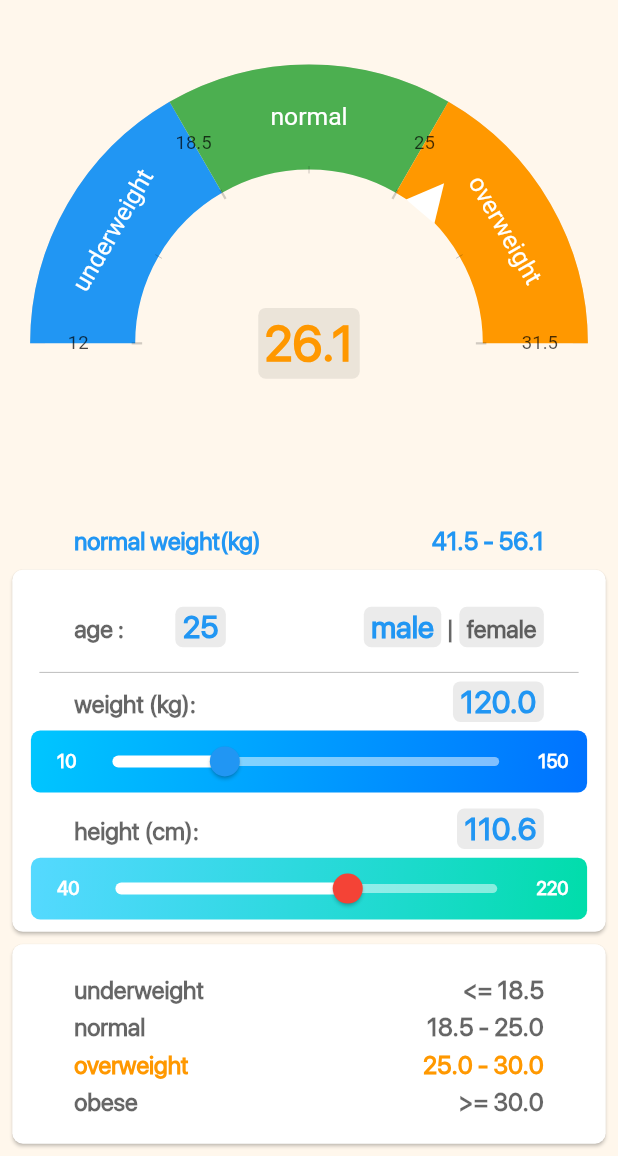
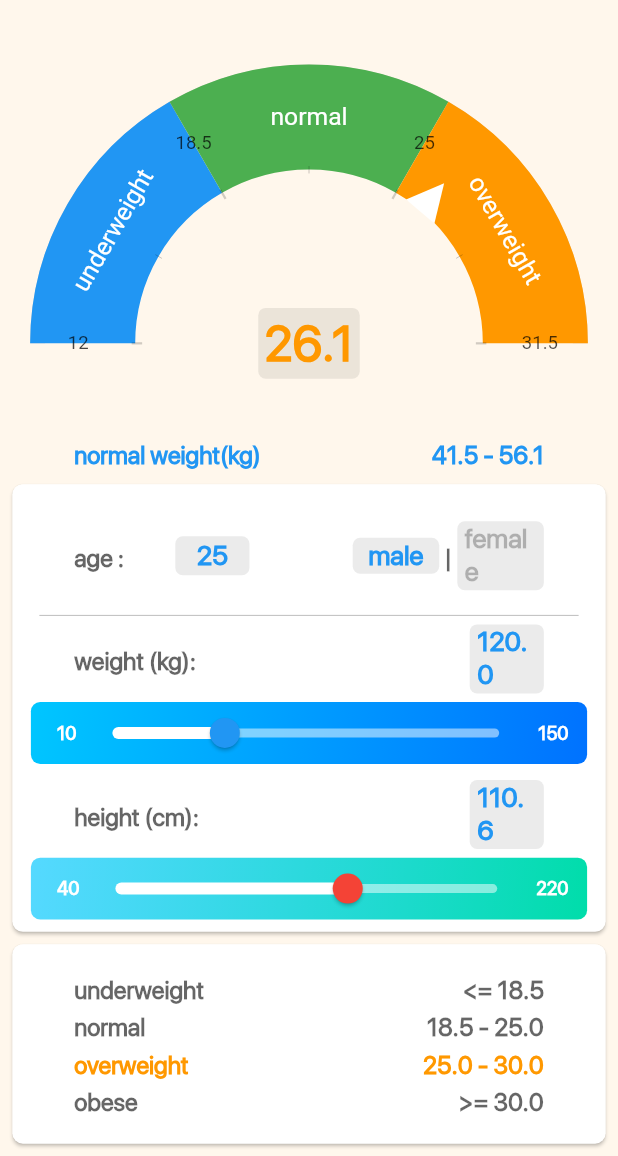
Before and after one commit to samad-nkarimi/BMI_flutter_app, a Flutter app: the screen it shows after launch, on a phone screen of 412 x 824 dp, the part 80-1236 px from its top. Run offline on Flutter 3.47's test engine with Material 2 defaults, Android fonts, the phone set to English and light mode, and no system bars; drawn by our look-alikes of syncfusion_flutter_gauges; our stand-ins replace bloc, equatable, flutter_bloc, flutter_svg, numberpicker, share; missing offline and left inert: flutter_email_sender, store_redirect.

Commit message:
change in background size of selectable items, responsive size moved to SizeConfig

```diff
--- a/lib/main.dart
+++ b/lib/main.dart
@@ -39,6 +39,7 @@
                     AppTheme.lang = lang;
                     return MaterialApp(
                       theme: AppTheme.lightTheme(),
+
                       debugShowCheckedModeBanner: false,
                       locale: state.locale,
                       //localization
@@ -55,11 +56,13 @@
 
                       home: AnnotatedRegion<SystemUiOverlayStyle>(
                         value: SystemUiOverlayStyle(
-                          statusBarColor: Colors.transparent,
 
-                          // systemNavigationBarColor: Color(0xff75C28C),
-                          systemNavigationBarDividerColor: Colors.transparent,
-                          systemNavigationBarIconBrightness: Brightness.light,
+                          statusBarColor: Colors.blue,
+
+                          systemNavigationBarColor: Colors.blue,
+                          //
+                          // systemNavigationBarDividerColor: Colors.transparent,
+                          // systemNavigationBarIconBrightness: Brightness.light,
                         ),
                         child: MBIHome(),
                       ),
--- a/lib/screens/home_screen.dart
+++ b/lib/screens/home_screen.dart
@@ -3,7 +3,6 @@
 import 'package:BMI/utils/app_localizations.dart';
 import 'package:BMI/utils/language_entity.dart';
 import 'package:BMI/utils/languages.dart';
-import 'package:BMI/utils/styling.dart';
 import 'package:BMI/utils/translation_constants.dart';
 import 'package:flutter/cupertino.dart';
 import 'package:flutter/material.dart';
@@ -37,7 +36,8 @@
   int _currentAgeValue = 20;
   double _horizPaddingFactorTextForMobile = 5.0;
   double _horizPaddingFactorTextForTablet = 5.0;
-
+  double _mobileSelectableItemsBackgroundWidth = 12.0;
+  double _tabletSelectableItemsBackgroundWidth = 18.0;
 
   // NumberPicker decimalNumberPicker;
   List<String> _weightCategories = [];
@@ -53,38 +53,22 @@
   //   ];
   // }
 
-  double resHeight(mobileRes, tabletRes) {
-    return (SizeConfig.isMobilePortrait ? mobileRes : tabletRes) * SizeConfig.heightMultiplier;
-  }
-
-  double resWidth(mobileRes, tabletRes) {
-    return (SizeConfig.isMobilePortrait ? mobileRes : tabletRes) * SizeConfig.widthMultiplier;
-  }
-
-  double resText(mobileRes, tabletRes) {
-    return (SizeConfig.isMobilePortrait ? mobileRes : tabletRes) * SizeConfig.textMultiplier;
-  }
-
   @override
   Widget build(BuildContext context) {
     var testTheme = Theme.of(context).textTheme.subtitle1.color;
     print("$testTheme tttttttttttttttttttttttt");
-    return BlocBuilder<LanguageBloc,LanguageState>(
-      builder:(context,languageState){
-        var lang="en";
-        if(languageState is LanguageLoaded)
-           lang = languageState.locale.languageCode;
-        return  SafeArea(
-
-
-
+    return BlocBuilder<LanguageBloc, LanguageState>(
+      builder: (context, languageState) {
+        var lang = "en";
+        if (languageState is LanguageLoaded) lang = languageState.locale.languageCode;
+        return SafeArea(
           child: Container(
             child: Scaffold(
               drawer: MbiDrawer(),
               appBar: PreferredSize(
-              preferredSize: Size(double.infinity, resHeight(8.0, 10.0)),
+                preferredSize: Size(double.infinity, SizeConfig.resHeight(8.0, 10.0)),
                 child: Padding(
-                padding: EdgeInsets.symmetric(horizontal: resWidth(3.0, 3.0)),
+                  padding: EdgeInsets.symmetric(horizontal: SizeConfig.resWidth(3.0, 3.0)),
                   child: Row(
                     mainAxisAlignment: MainAxisAlignment.spaceBetween,
                     crossAxisAlignment: CrossAxisAlignment.center,
@@ -95,14 +79,14 @@
                           // margin: const EdgeInsets.all(10.0),
                           alignment: Alignment.center,
                           child: Container(
-                          width: resWidth(12.0, 8.0),
-                          height: resWidth(12.0, 8.0),
+                            width: SizeConfig.resWidth(12.0, 8.0),
+                            height: SizeConfig.resWidth(12.0, 8.0),
                             child: IconButton(
                               // iconSize: 10 * SizeConfig.heightMultiplier,
                               icon: Transform(
                                 alignment: Alignment.center,
                                 child: SvgPicture.asset("assets/images/menu_icon.svg"),
-                              transform: lang == 'fa' ? Matrix4.rotationY(math.pi): Matrix4.rotationY(0) ,
+                                transform: lang == 'fa' ? Matrix4.rotationY(math.pi) : Matrix4.rotationY(0),
                               ),
                               onPressed: () => Scaffold.of(context).openDrawer(),
                             ),
@@ -126,8 +110,8 @@
                                       Text(e.value),
                                       Image.asset(
                                         e.flag,
-                                      height: resHeight(4.0, 4.0),
-                                      width: resHeight(4.0, 4.0),
+                                        height: SizeConfig.resHeight(4.0, 4.0),
+                                        width: SizeConfig.resHeight(4.0, 4.0),
                                       )
                                     ],
                                   ),
@@ -137,15 +121,14 @@
                           underline: SizedBox(),
                           icon: Image.asset(
                             lang == 'en' ? "assets/images/flag_english.png" : "assets/images/flag_persian.png",
-                          width: resHeight(5.0, 5.0),
-                          height: resHeight(5.0, 5.0),
+                            width: SizeConfig.resHeight(5.0, 5.0),
+                            height: SizeConfig.resHeight(5.0, 5.0),
                           ),
                           onChanged: (index) {
                             // index is LanguageEntity
                             BlocProvider.of<LanguageBloc>(context).add(
                               ToggleLanguageEvent(index),
                             );
-
                           },
                         ),
                       ),
@@ -159,8 +142,8 @@
                   Container(
                     // color: Colors.white,
                     width: double.maxFinite,
-                  padding: EdgeInsets.only(top: resWidth(5.0, 0.0), left: 10.0, right: 10.0),
-                  height: resHeight(50.0, 55.0),
+                    padding: EdgeInsets.only(top: SizeConfig.resWidth(5.0, 0.0), left: 10.0, right: 10.0),
+                    height: SizeConfig.resHeight(50.0, 55.0),
                     child: RadialGauge(
                         // value: bmiValue,
                         ),
@@ -177,7 +160,7 @@
                             final bmiModel = BlocProvider.of<BmiCalcBloc>(context).bmiCalcModel;
                             return Padding(
                               padding: EdgeInsets.symmetric(
-                              horizontal: resHeight(
+                                horizontal: SizeConfig.resHeight(
                                   _horizPaddingFactorTextForMobile + 1.0, // adding 1.0 for card margin
                                   _horizPaddingFactorTextForTablet + 1.0,
                                 ),
@@ -201,14 +184,17 @@
                         // the box relevant to sliders
                         Card(
                           margin: EdgeInsets.only(
-                            top: resHeight(1.0, 2.0), left: resHeight(1.0, 2.0), right: resHeight(1.0, 2.0), bottom: resHeight(0.5, 1.0)),
+                              top: SizeConfig.resHeight(1.0, 2.0),
+                              left: SizeConfig.resHeight(1.0, 2.0),
+                              right: SizeConfig.resHeight(1.0, 2.0),
+                              bottom: SizeConfig.resHeight(0.5, 1.0)),
                           elevation: 1,
                           shape: RoundedRectangleBorder(
                             borderRadius: BorderRadius.circular(7.0),
                             // side: BorderSide(width: 5, color: Colors.green),
                           ),
                           child: Container(
-                          padding: EdgeInsets.symmetric(vertical: resHeight(1.0, 2.5)),
+                            padding: EdgeInsets.symmetric(vertical: SizeConfig.resHeight(1.0, 2.5)),
                             child: Column(
                               mainAxisSize: MainAxisSize.min,
                               children: [
@@ -219,7 +205,8 @@
                                   child: Divider(height: 0.5, color: Colors.black26),
                                 ),
                                 // segment weight
-                              if (SizeConfig.isMobilePortrait) _propertyRowMobileWeight(_minSliderWeight, _maxSliderWeight, name: "weight", unit: "kg"),
+                                if (SizeConfig.isMobilePortrait)
+                                  _propertyRowMobileWeight(_minSliderWeight, _maxSliderWeight, name: "weight", unit: "kg"),
                                 _sliderTotalWeight(_minSliderWeight, _maxSliderWeight, name: "weight", unit: "kg"),
                                 Divider(
                                   height: 5.0,
@@ -227,7 +214,8 @@
                                 ),
 
                                 // segment height
-                              if (SizeConfig.isMobilePortrait) _propertyRowMobileHeight(_minSliderHeight, _maxSliderHeight, name: "height", unit: "cm"),
+                                if (SizeConfig.isMobilePortrait)
+                                  _propertyRowMobileHeight(_minSliderHeight, _maxSliderHeight, name: "height", unit: "cm"),
                                 _sliderTotalHeight(_minSliderHeight, _maxSliderHeight, name: "height", unit: "cm"),
                               ],
                             ),
@@ -239,10 +227,10 @@
 
                             return Card(
                               margin: EdgeInsets.only(
-                              top: resHeight(0.5, 1.0),
-                              left: resHeight(1.0, 2.0),
-                              right: resHeight(1.0, 2.0),
-                              bottom: resHeight(1.0, 2.0),
+                                top: SizeConfig.resHeight(0.5, 1.0),
+                                left: SizeConfig.resHeight(1.0, 2.0),
+                                right: SizeConfig.resHeight(1.0, 2.0),
+                                bottom: SizeConfig.resHeight(1.0, 2.0),
                               ),
                               elevation: 1,
                               shape: RoundedRectangleBorder(
@@ -259,7 +247,8 @@
               ),
             ),
           ),
-      );},
+        );
+      },
     );
   }
 
@@ -280,7 +269,9 @@
 
     return Container(
       padding: EdgeInsets.symmetric(
-          horizontal: resHeight(_horizPaddingFactorTextForMobile, _horizPaddingFactorTextForTablet), vertical: resHeight(2.0, 2.0)),
+        horizontal: SizeConfig.resHeight(_horizPaddingFactorTextForMobile, _horizPaddingFactorTextForTablet),
+        vertical: SizeConfig.resHeight(2.0, 2.0),
+      ),
       child: Column(
         children: [
           for (int i = 0; i < _weightCategories.length; i++)
@@ -321,11 +312,11 @@
   Widget _propertyRowMobileWeight(int min, int max, {name, unit}) {
     return Padding(
       padding: EdgeInsets.symmetric(
-        horizontal: resHeight(
+        horizontal: SizeConfig.resHeight(
           _horizPaddingFactorTextForMobile,
           _horizPaddingFactorTextForTablet,
         ),
-        vertical: resHeight(.7, 1.0),
+        vertical: SizeConfig.resHeight(.7, 1.0),
       ),
       child: Row(
         mainAxisAlignment: MainAxisAlignment.spaceBetween,
@@ -355,6 +346,8 @@
                 final bmiModel = BlocProvider.of<BmiCalcBloc>(context).bmiCalcModel;
                 _currentWeightValue = bmiModel.weight;
                 return Container(
+                  width: SizeConfig.resWidth(_mobileSelectableItemsBackgroundWidth, _tabletSelectableItemsBackgroundWidth),
+                  alignment: Alignment.center,
                   padding: EdgeInsets.symmetric(horizontal: 5.0, vertical: 1.0),
                   decoration: BoxDecoration(
                     // border: Border.all(color: Colors.red),
@@ -377,11 +370,11 @@
   Widget _propertyRowMobileHeight(int min, int max, {name, unit}) {
     return Padding(
       padding: EdgeInsets.symmetric(
-        horizontal: resHeight(
+        horizontal: SizeConfig.resHeight(
           _horizPaddingFactorTextForMobile,
           _horizPaddingFactorTextForTablet,
         ),
-        vertical: resHeight(.7, 1.0),
+        vertical: SizeConfig.resHeight(.7, 1.0),
       ),
       child: Row(
         mainAxisAlignment: MainAxisAlignment.spaceBetween,
@@ -413,6 +406,8 @@
                 // print("BMI: ${(state as BmiCalculating).value}");
 
                 return Container(
+                  width: SizeConfig.resWidth(_mobileSelectableItemsBackgroundWidth, _tabletSelectableItemsBackgroundWidth),
+                  alignment: Alignment.center,
                   padding: EdgeInsets.symmetric(horizontal: 5.0, vertical: 1.0),
                   decoration: BoxDecoration(
                     // border: Border.all(color: Colors.red),
@@ -432,12 +427,6 @@
     );
   }
 
-  // double weightOrHeightValue(String name) {
-  //   if (name == "weight")
-  //     return _currentWeightValue;
-  //   else
-  //     return _currentHeightValue;
-  // }
 // SliderWidgetWidget
   Widget _sliderTotalHeight(int min, int max, {name, unit}) {
     return Row(
@@ -451,10 +440,10 @@
           flex: 65,
           child: Padding(
             padding: EdgeInsets.symmetric(
-              horizontal: resWidth(3.0, 2.0),
+              horizontal: SizeConfig.resWidth(3.0, 2.0),
             ),
             child: SliderHeightWidget(
-              sliderHeight: resHeight(5.0, 10.0),
+              sliderHeight: SizeConfig.resHeight(5.0, 10.0),
               min: min,
               max: max,
             ),
@@ -476,10 +465,10 @@
           flex: 65,
           child: Padding(
             padding: EdgeInsets.symmetric(
-              horizontal: resWidth(3.0, 2.0),
+              horizontal: SizeConfig.resWidth(3.0, 2.0),
             ),
             child: SliderWeightWidget(
-              sliderHeight: resHeight(5.0, 10.0),
+              sliderHeight: SizeConfig.resHeight(5.0, 10.0),
               min: min,
               max: max,
             ),
@@ -492,8 +481,8 @@
   Widget _ageAndGender() {
     return Padding(
       padding: EdgeInsets.symmetric(
-        horizontal: resHeight(_horizPaddingFactorTextForMobile, _horizPaddingFactorTextForTablet),
-        vertical: resHeight(2.0, 3.0),
+        horizontal: SizeConfig.resHeight(_horizPaddingFactorTextForMobile, _horizPaddingFactorTextForTablet),
+        vertical: SizeConfig.resHeight(2.0, 3.0),
       ),
       child: Row(
         mainAxisAlignment: MainAxisAlignment.start,
@@ -501,7 +490,7 @@
           // age section
           Text("${AppLocalizations.of(context).translate(TranslationConstants.age)} :", style: Theme.of(context).textTheme.subtitle1),
           Padding(
-            padding: EdgeInsets.symmetric(horizontal: resWidth(1.0, 2.0)),
+            padding: EdgeInsets.symmetric(horizontal: SizeConfig.resWidth(1.0, 2.0)),
             child: Padding(
               padding: const EdgeInsets.only(left: 30),
               child: InkWell(
@@ -523,7 +512,9 @@
                     final bmiModel = BlocProvider.of<BmiCalcBloc>(context).bmiCalcModel;
                     _currentAgeValue = bmiModel.age;
                     return Container(
-                      padding: EdgeInsets.symmetric(horizontal: 5.0, vertical: 1.0),
+                      width: SizeConfig.resWidth(_mobileSelectableItemsBackgroundWidth, _tabletSelectableItemsBackgroundWidth),
+                      alignment: Alignment.center,
+                      padding: EdgeInsets.symmetric(horizontal: 5.0, vertical: 2.0),
                       decoration: BoxDecoration(
                         // border: Border.all(color: Colors.red),
                         borderRadius: BorderRadius.circular(5.0),
@@ -576,12 +567,6 @@
         return AlertDialog(
           title: Text('${AppLocalizations.of(context).translate(TranslationConstants.select_weight)}', style: Theme.of(context).textTheme.bodyText1),
           actions: [
-            // TextButton(
-            //   onPressed: () {
-            //     Navigator.pop(context);
-            //   },
-            //   child: Text("cancell", style: Theme.of(context).textTheme.button),
-            // ),
             TextButton(
               onPressed: () {
                 Navigator.pop(context, _currentValue);
@@ -672,60 +657,6 @@
   }
 }
 
-// class HeightDataPicker extends StatefulWidget {
-//   // double _value;
-//   final int _min;
-//   final int _max;
-
-//   HeightDataPicker(this._min, this._max);
-//   @override
-//   _HeightDataPickerState createState() => _HeightDataPickerState();
-// }
-
-// class _HeightDataPickerState extends State<HeightDataPicker> {
-//   double _currentValue;
-//   @override
-//   Widget build(BuildContext context) {
-//     return BlocBuilder<BmiCalcBloc, BmiCalcState>(
-//       builder: (context, state) {
-//         // final bmiModel = BlocProvider.of<BmiCalcBloc>(context).bmiCalcModel;
-//         if (state is HeightChanged) _currentValue = state.height;
-//         return AlertDialog(
-//           title: Text('select height',
-//               textAlign: TextAlign.center,
-//               style: Theme.of(context).textTheme.bodyText1),
-//           actions: [
-//             TextButton(
-//               onPressed: () {
-//                 Navigator.pop(context, _currentValue);
-//               },
-//               child: Text(
-//                 "ok",
-//                 style: Theme.of(context).textTheme.button,
-//                 textAlign: TextAlign.center,
-//               ),
-//             ),
-//           ],
-//           content: DecimalNumberPicker(
-//             value: _currentValue,
-//             minValue: widget._min,
-//             maxValue: widget._max,
-//             itemCount: 3,
-//             decimalPlaces: 1,
-//             onChanged: (value) {
-//               setState(() => _currentValue = value);
-//               // bmiModel.height = _currentValue;
-//               BlocProvider.of<BmiCalcBloc>(context).add(
-//                 HeightHasBeenSet(value),
-//               );
-//             },
-//           ),
-//         );
-//       },
-//     );
-//   }
-// }
-
 class AgeDataPicker extends StatefulWidget {
   // int _value;
   final int _min;
@@ -800,7 +731,6 @@
           child: Row(
             children: [
               GestureDetector(
-
                 onTap: () {
                   setState(() {
                     maleToggle = true;
@@ -811,6 +741,8 @@
                   );
                 },
                 child: Container(
+                  width: SizeConfig.resWidth(14.0, 18.0),
+                  alignment: Alignment.center,
                   padding: EdgeInsets.symmetric(horizontal: 5.0, vertical: 1.0),
                   decoration: BoxDecoration(
                     // border: Border.all(color: Colors.red),
@@ -819,7 +751,7 @@
                   ),
                   child: Text(
                     "${AppLocalizations.of(context).translate(TranslationConstants.male)}",
-                    style: maleToggle ? Theme.of(context).textTheme.bodyText1 : Theme.of(context).textTheme.subtitle1,
+                    style: maleToggle ? Theme.of(context).textTheme.bodyText1.copyWith(color: Colors.blue,fontWeight: FontWeight.bold) : Theme.of(context).textTheme.bodyText1.copyWith(color: Colors.black26),
                   ),
                 ),
               ),
@@ -835,6 +767,8 @@
                   );
                 },
                 child: Container(
+                  width: SizeConfig.resWidth(14.0, 18.0),
+                  alignment: Alignment.center,
                   padding: EdgeInsets.symmetric(horizontal: 5.0, vertical: 1.0),
                   decoration: BoxDecoration(
                     // border: Border.all(color: Colors.red),
@@ -843,7 +777,7 @@
                   ),
                   child: Text(
                     "${AppLocalizations.of(context).translate(TranslationConstants.female)}",
-                    style: !maleToggle ? Theme.of(context).textTheme.bodyText1 : Theme.of(context).textTheme.subtitle1,
+                    style: !maleToggle ? Theme.of(context).textTheme.bodyText1.copyWith(color: Colors.blue,fontWeight: FontWeight.bold)   : Theme.of(context).textTheme.bodyText1.copyWith(color: Colors.black26),
                   ),
                 ),
               ),
--- a/lib/utils/size_config.dart
+++ b/lib/utils/size_config.dart
@@ -13,6 +13,18 @@
   static double widthMultiplier;
   static bool isPortrait = true;
   static bool isMobilePortrait = false;
+
+  static double resHeight(mobileRes, tabletRes) {
+    return (isMobilePortrait ? mobileRes : tabletRes) *heightMultiplier;
+  }
+
+  static double resWidth(mobileRes, tabletRes) {
+    return (isMobilePortrait ? mobileRes : tabletRes) *widthMultiplier;
+  }
+
+  static double resText(mobileRes, tabletRes) {
+    return (isMobilePortrait ? mobileRes : tabletRes) * textMultiplier;
+  }
 
   void init(BoxConstraints constraints, Orientation orientation) {
     if (orientation == Orientation.portrait) {
--- a/lib/utils/styling.dart
+++ b/lib/utils/styling.dart
@@ -30,6 +30,7 @@
         scaffoldBackgroundColor: AppTheme.appBackgroundColor,
         brightness: Brightness.light,
         textTheme: lightTextTheme(),
+        appBarTheme: AppBarTheme(color: Colors.red,brightness: Brightness.light),
         fontFamily: lang == 'fa' ? 'IRANSansFaNum_Medium' : 'SFProDisplay');
   }
 
@@ -70,7 +71,7 @@
     return TextStyle(
       color: subTitleTextColor,
       fontSize: 3 * SizeConfig.textMultiplier * languageFontTextMultiplier,
-      height: 1.5,
+      height: 1.5*languageFontTextMultiplier,
     );
   }
 
@@ -80,7 +81,7 @@
       color: subTitleSmallTextColor,
       fontSize: 2.0 * SizeConfig.textMultiplier * languageFontTextMultiplier,
       fontWeight: FontWeight.w600,
-      height: 1.5,
+      height: 1.5*languageFontTextMultiplier,
     );
   }
 
@@ -102,7 +103,7 @@
   static final TextStyle _selectedTabLight = TextStyle(
     color: Colors.blue,
     fontWeight: FontWeight.bold,
-    fontSize: 2.5 * SizeConfig.textMultiplier * languageFontTextMultiplier,
+    fontSize: 2.2 * SizeConfig.textMultiplier * languageFontTextMultiplier,
   );
 
   static final TextStyle _unSelectedTabLight = TextStyle(
--- a/lib/widgets/radial_gauge.dart
+++ b/lib/widgets/radial_gauge.dart
@@ -57,7 +57,8 @@
               ranges: <GaugeRange>[
                 GaugeRange(
                   label: AppLocalizations.of(context).translate(TranslationConstants.underweight),
-                  labelStyle: GaugeTextStyle(
+                  labelStyle:
+                  GaugeTextStyle(
                     fontSize: resText(2.0, 2.0),
                     color: Colors.white,
                   ),
@@ -92,7 +93,7 @@
                   color: Colors.orange,
                   startWidth: _width,
                   endWidth: _width,
-                )
+                ),
               ],
               pointers: <GaugePointer>[
                 MarkerPointer(
```
Lines whose indentation alone changed are shown as unchanged.
